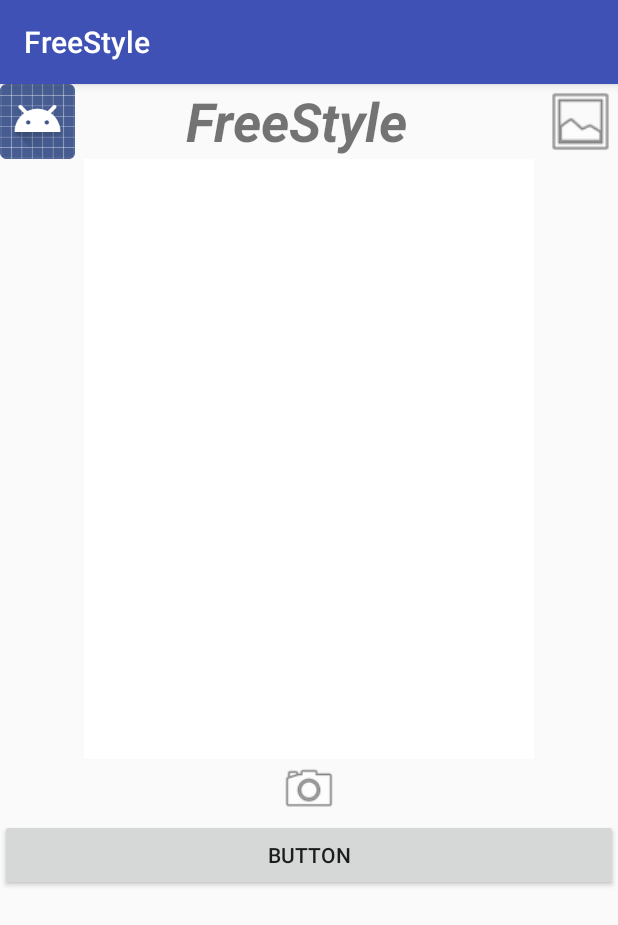
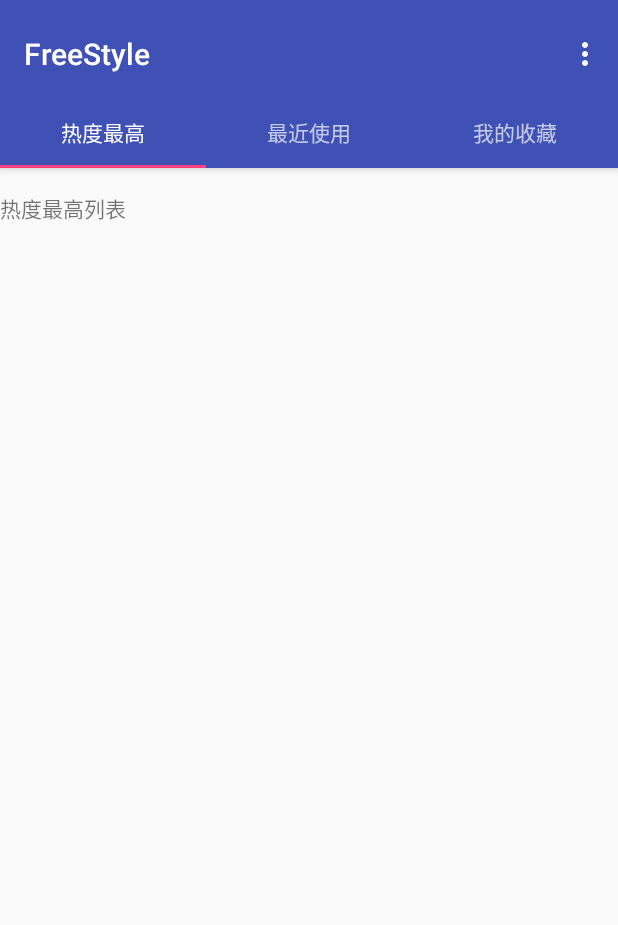
Before and after one commit to SuperMario233/phototransform-front, an Android app: the screen it shows after launch (main_photo before the commit, filterlist after it), on a phone screen of 412 x 824 dp. Shown: the top 925 px of the screen. Run offline under Robolectric (Android 15) with nearby library versions, the phone set to English and light mode, and no system bars.

Commit message:
用户主界面风格统一完成，滤镜选择界面Tabbed Bar框架搭建完毕

```diff
--- /dev/null
+++ b/app/src/main/java/com/binarypheasant/freestyle/TabHistory.java
@@ -0,0 +1,16 @@
+package com.binarypheasant.freestyle;
+
+import android.os.Bundle;
+import android.support.v4.app.Fragment;
+import android.view.LayoutInflater;
+import android.view.View;
+import android.view.ViewGroup;
+
+public class TabHistory extends Fragment {
+    @Override
+    public View onCreateView(LayoutInflater inflater, ViewGroup container,
+                             Bundle savedInstanceState) {
+        View rootView = inflater.inflate(R.layout.tabhistory, container, false);
+        return rootView;
+    }
+}
--- /dev/null
+++ b/app/src/main/java/com/binarypheasant/freestyle/TabPopular.java
@@ -0,0 +1,16 @@
+package com.binarypheasant.freestyle;
+
+import android.os.Bundle;
+import android.support.v4.app.Fragment;
+import android.view.LayoutInflater;
+import android.view.View;
+import android.view.ViewGroup;
+
+public class TabPopular extends Fragment {
+    @Override
+    public View onCreateView(LayoutInflater inflater, ViewGroup container,
+                             Bundle savedInstanceState) {
+        View rootView = inflater.inflate(R.layout.tabpopular, container, false);
+        return rootView;
+    }
+}
--- /dev/null
+++ b/app/src/main/java/com/binarypheasant/freestyle/filterlist.java
@@ -0,0 +1,118 @@
+package com.binarypheasant.freestyle;
+
+import android.os.Bundle;
+import android.support.design.widget.TabLayout;
+import android.support.v4.app.Fragment;
+import android.support.v4.app.FragmentManager;
+import android.support.v4.app.FragmentPagerAdapter;
+import android.support.v4.view.ViewPager;
+import android.support.v7.app.AppCompatActivity;
+import android.support.v7.widget.Toolbar;
+import android.view.Menu;
+import android.view.MenuItem;
+
+public class filterlist extends AppCompatActivity {
+
+    /**
+     * The {@link android.support.v4.view.PagerAdapter} that will provide
+     * fragments for each of the sections. We use a
+     * {@link FragmentPagerAdapter} derivative, which will keep every
+     * loaded fragment in memory. If this becomes too memory intensive, it
+     * may be best to switch to a
+     * {@link android.support.v4.app.FragmentStatePagerAdapter}.
+     */
+    private SectionsPagerAdapter mSectionsPagerAdapter;
+
+    /**
+     * The {@link ViewPager} that will host the section contents.
+     */
+    private ViewPager mViewPager;
+
+    @Override
+    protected void onCreate(Bundle savedInstanceState) {
+        super.onCreate(savedInstanceState);
+        setContentView(R.layout.activity_filterlist);
+
+        Toolbar toolbar = (Toolbar) findViewById(R.id.toolbar);
+        setSupportActionBar(toolbar);
+        // Create the adapter that will return a fragment for each of the three
+        // primary sections of the activity.
+        mSectionsPagerAdapter = new SectionsPagerAdapter(getSupportFragmentManager());
+
+        // Set up the ViewPager with the sections adapter.
+        mViewPager = (ViewPager) findViewById(R.id.container);
+        mViewPager.setAdapter(mSectionsPagerAdapter);
+
+        TabLayout tabLayout = (TabLayout) findViewById(R.id.tabs);
+
+        mViewPager.addOnPageChangeListener(new TabLayout.TabLayoutOnPageChangeListener(tabLayout));
+        tabLayout.addOnTabSelectedListener(new TabLayout.ViewPagerOnTabSelectedListener(mViewPager));
+
+
+    }
+
+
+    @Override
+    public boolean onCreateOptionsMenu(Menu menu) {
+        // Inflate the menu; this adds items to the action bar if it is present.
+        getMenuInflater().inflate(R.menu.menu_filterlist, menu);
+        return true;
+    }
+
+    @Override
+    public boolean onOptionsItemSelected(MenuItem item) {
+        // Handle action bar item clicks here. The action bar will
+        // automatically handle clicks on the Home/Up button, so long
+        // as you specify a parent activity in AndroidManifest.xml.
+        int id = item.getItemId();
+
+        //noinspection SimplifiableIfStatement
+        if (id == R.id.action_settings) {
+            return true;
+        }
+
+        return super.onOptionsItemSelected(item);
+    }
+
+    /**
+     * A placeholder fragment containing a simple view.
+     */
+
+    //deleted PlaceholderFragment here
+
+    /**
+     * A {@link FragmentPagerAdapter} that returns a fragment corresponding to
+     * one of the sections/tabs/pages.
+     */
+    public class SectionsPagerAdapter extends FragmentPagerAdapter {
+
+        public SectionsPagerAdapter(FragmentManager fm) {
+            super(fm);
+        }
+
+        @Override
+        public Fragment getItem(int position) {
+            switch (position){
+                case 0:
+                    TabPopular popular = new TabPopular();
+                    return popular;
+                case 1:
+                    TabHistory history = new TabHistory();
+                    return history;
+                case 2:
+                    TabFavority favority = new TabFavority();
+                    return favority;
+                default:
+                    TabPopular _default = new TabPopular();
+                    return _default;
+            }
+        }
+
+        @Override
+        public int getCount() {
+            // Show 3 total pages.
+            return 3;
+        }
+
+    }
+}
--- a/app/src/main/java/com/binarypheasant/freestyle/log_in.java
+++ b/app/src/main/java/com/binarypheasant/freestyle/log_in.java
@@ -93,7 +93,7 @@ public class log_in extends AppCompatActivity {
                     Log.v("UserInfo","onCancel");
                 }
             });*/
-                Intent GotoProfile = new Intent(log_in.this, profile.class);
+                Intent GotoProfile = new Intent(log_in.this, profile_main.class);
                 //add info
                 startActivity(GotoProfile);
         }
--- /dev/null
+++ b/app/src/main/res/layout/activity_filterlist.xml
@@ -0,0 +1,62 @@
+<?xml version="1.0" encoding="utf-8"?>
+<android.support.design.widget.CoordinatorLayout xmlns:android="http://schemas.android.com/apk/res/android"
+    xmlns:app="http://schemas.android.com/apk/res-auto"
+    xmlns:tools="http://schemas.android.com/tools"
+    android:id="@+id/main_content"
+    android:layout_width="match_parent"
+    android:layout_height="match_parent"
+    android:fitsSystemWindows="true"
+    tools:context=".filterlist">
+
+    <android.support.design.widget.AppBarLayout
+        android:id="@+id/appbar"
+        android:layout_width="match_parent"
+        android:layout_height="wrap_content"
+        android:paddingTop="@dimen/appbar_padding_top"
+        android:theme="@style/AppTheme.AppBarOverlay">
+
+        <android.support.v7.widget.Toolbar
+            android:id="@+id/toolbar"
+            android:layout_width="match_parent"
+            android:layout_height="?attr/actionBarSize"
+            android:layout_weight="1"
+            android:background="?attr/colorPrimary"
+            app:layout_scrollFlags="scroll|enterAlways"
+            app:popupTheme="@style/AppTheme.PopupOverlay"
+            app:title="@string/app_name">
+
+        </android.support.v7.widget.Toolbar>
+
+        <android.support.design.widget.TabLayout
+            android:id="@+id/tabs"
+            android:layout_width="match_parent"
+            android:layout_height="wrap_content">
+
+            <android.support.design.widget.TabItem
+                android:id="@+id/tabItem"
+                android:layout_width="wrap_content"
+                android:layout_height="wrap_content"
+                android:text="@string/tab_text_1" />
+
+            <android.support.design.widget.TabItem
+                android:id="@+id/tabItem2"
+                android:layout_width="wrap_content"
+                android:layout_height="wrap_content"
+                android:text="@string/tab_text_2" />
+
+            <android.support.design.widget.TabItem
+                android:id="@+id/tabItem3"
+                android:layout_width="wrap_content"
+                android:layout_height="wrap_content"
+                android:text="@string/tab_text_3" />
+
+        </android.support.design.widget.TabLayout>
+    </android.support.design.widget.AppBarLayout>
+
+    <android.support.v4.view.ViewPager
+        android:id="@+id/container"
+        android:layout_width="match_parent"
+        android:layout_height="match_parent"
+        app:layout_behavior="@string/appbar_scrolling_view_behavior" />
+
+</android.support.design.widget.CoordinatorLayout>
--- /dev/null
+++ b/app/src/main/res/layout/tabpopular.xml
@@ -0,0 +1,21 @@
+<?xml version="1.0" encoding="utf-8"?>
+<android.support.constraint.ConstraintLayout xmlns:android="http://schemas.android.com/apk/res/android"
+    xmlns:app="http://schemas.android.com/apk/res-auto"
+    xmlns:tools="http://schemas.android.com/tools"
+    android:id="@+id/constraintLayout"
+    android:layout_width="match_parent"
+    android:layout_height="match_parent"
+    tools:context=".filterlist$PlaceholderFragment">
+
+    <TextView
+        android:id="@+id/section_label"
+        android:layout_width="wrap_content"
+        android:layout_height="wrap_content"
+        android:layout_marginTop="@dimen/activity_vertical_margin"
+        android:text="热度最高列表"
+        app:layout_constraintLeft_toLeftOf="parent"
+        app:layout_constraintTop_toTopOf="@+id/constraintLayout"
+        tools:layout_constraintLeft_creator="1"
+        tools:layout_constraintTop_creator="1" />
+
+</android.support.constraint.ConstraintLayout>
--- /dev/null
+++ b/app/src/main/res/menu/menu_filterlist.xml
@@ -0,0 +1,10 @@
+<menu xmlns:android="http://schemas.android.com/apk/res/android"
+    xmlns:app="http://schemas.android.com/apk/res-auto"
+    xmlns:tools="http://schemas.android.com/tools"
+    tools:context="com.binarypheasant.freestyle.filterlist">
+    <item
+        android:id="@+id/action_settings"
+        android:orderInCategory="100"
+        android:title="@string/action_settings"
+        app:showAsAction="never" />
+</menu>
--- /dev/null
+++ b/app/src/main/res/values-w820dp/dimens.xml
@@ -0,0 +1,6 @@
+<resources>
+    <!-- Example customization of dimensions originally defined in res/values/dimens.xml
+         (such as screen margins) for screens with more than 820dp of available width. This
+         would include 7" and 10" devices in landscape (~960dp and ~1280dp respectively). -->
+    <dimen name="activity_horizontal_margin">64dp</dimen>
+</resources>
--- a/app/src/main/res/values/dimens.xml
+++ b/app/src/main/res/values/dimens.xml
@@ -5,4 +5,5 @@
     <dimen name="nav_header_vertical_spacing">8dp</dimen>
     <dimen name="nav_header_height">176dp</dimen>
     <dimen name="fab_margin">16dp</dimen>
+    <dimen name="appbar_padding_top">8dp</dimen>
 </resources>
--- a/app/src/main/res/values/strings.xml
+++ b/app/src/main/res/values/strings.xml
@@ -31,5 +31,10 @@
     <string name="nav_header_desc">Navigation header</string>
     <string name="action_settings">Settings</string>
     <string name="choose_filter">选择滤镜</string>
+    <string name="title_activity_filterlist">filterlist</string>
+    <string name="tab_text_1">热度最高</string>
+    <string name="tab_text_2">最近使用</string>
+    <string name="tab_text_3">我的收藏</string>
+    <string name="section_format">Hello World from section: %1$d</string>
 
 </resources>
```
Also changed, not shown: app/src/main/AndroidManifest.xml (+19 -8 lines), app/src/main/java/com/binarypheasant/freestyle/TabFavority.java (added, +16 -0 lines), app/src/main/java/com/binarypheasant/freestyle/profile_main.java (+12 -1 lines), app/src/main/res/layout/tabfavority.xml (added, +21 -0 lines), app/src/main/res/layout/tabhistory.xml (added, +21 -0 lines).
